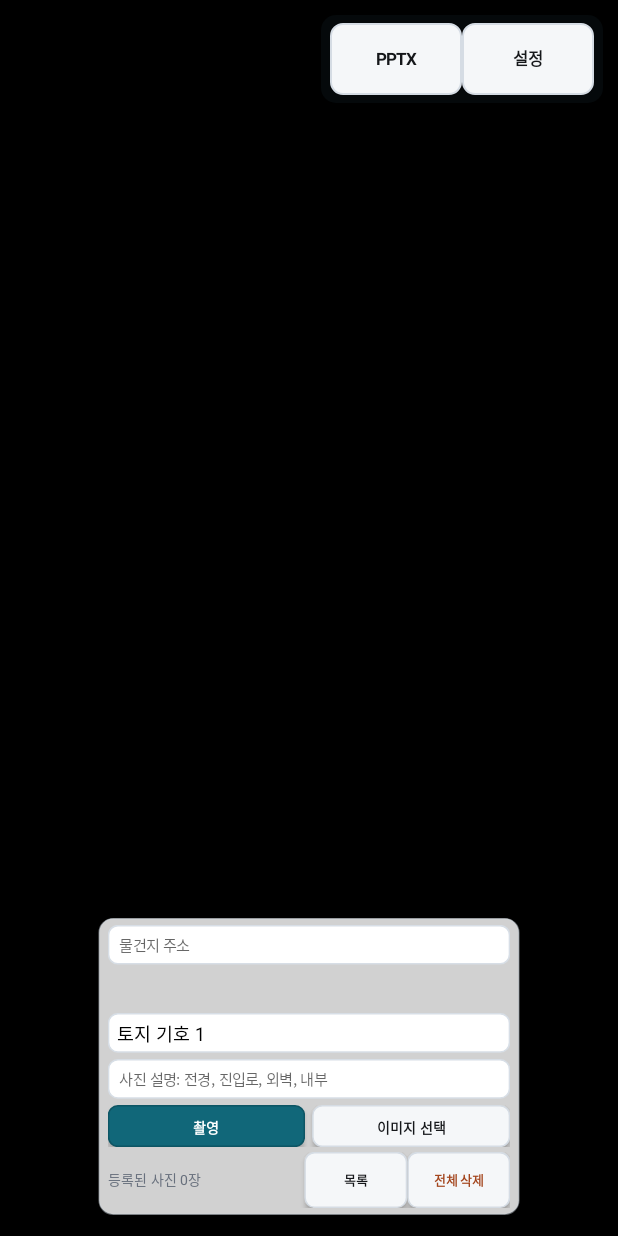
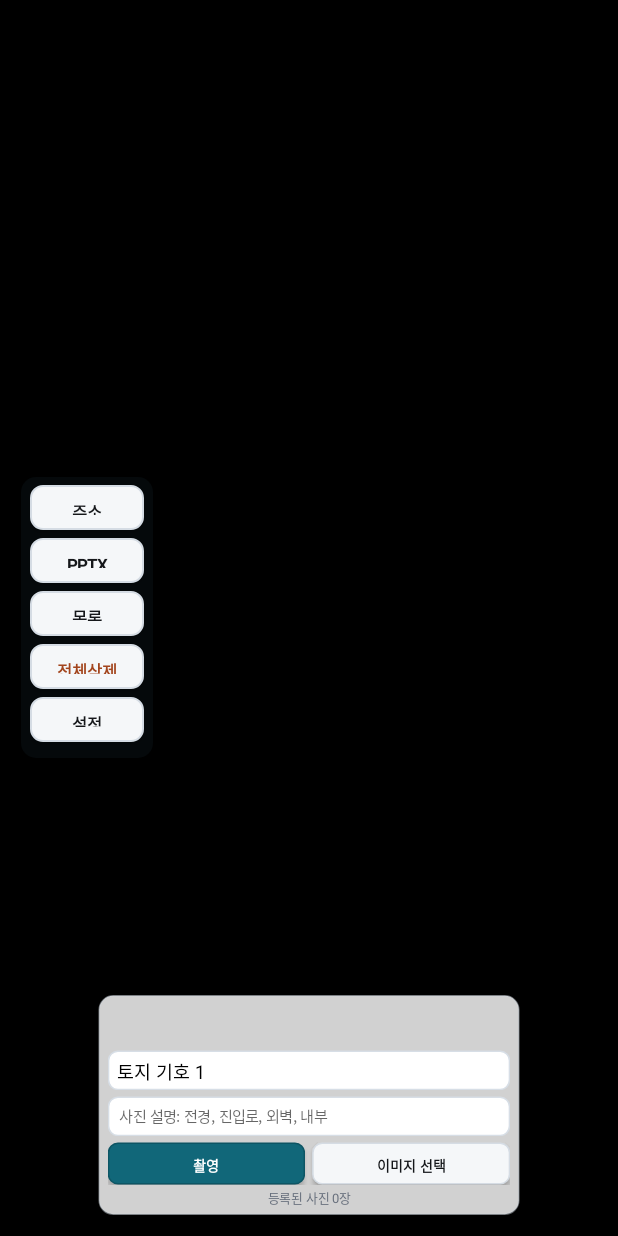
Before and after one commit to haho240414/appraisal-camera, an Android app: the screen it shows after launch (MainActivity), on a phone screen of 412 x 824 dp. Run offline under Robolectric (Android 15) with nearby library versions, the phone set to English and light mode, and no system bars; libraries missing offline, so code that uses them is left out: androidx.camera.core, androidx.camera.lifecycle, androidx.camera.view; pictures from the network do not load; 5 statements that could not run were skipped.

Commit message:
Move utility controls to side toolbar

```diff
--- a/android-app/app/src/main/java/com/codex/appraisalcamera/MainActivity.java
+++ b/android-app/app/src/main/java/com/codex/appraisalcamera/MainActivity.java
@@ -25,8 +25,6 @@ import android.provider.MediaStore;
 import android.print.PrintAttributes;
 import android.print.PrintDocumentAdapter;
 import android.print.PrintManager;
-import android.text.Editable;
-import android.text.TextWatcher;
 import android.view.Gravity;
 import android.view.View;
 import android.view.ViewGroup;
@@ -100,7 +98,6 @@ public class MainActivity extends ComponentActivity {
     private RadioGroup categoryGroup;
     private Spinner symbolSpinner;
     private Spinner buildingSubSpinner;
-    private EditText addressInput;
     private EditText memoInput;
     private PreviewView previewView;
     private ImageCapture imageCapture;
@@ -143,53 +140,41 @@ public class MainActivity extends ComponentActivity {
         overlay.setPadding(dp(10), dp(10), dp(10), dp(10));
         root.addView(overlay, new FrameLayout.LayoutParams(ViewGroup.LayoutParams.MATCH_PARENT, ViewGroup.LayoutParams.MATCH_PARENT));
 
+        boolean portrait = isPortraitLayout();
         LinearLayout header = new LinearLayout(this);
-        header.setOrientation(LinearLayout.HORIZONTAL);
-        header.setGravity(Gravity.RIGHT | Gravity.CENTER_VERTICAL);
+        header.setOrientation(portrait ? LinearLayout.VERTICAL : LinearLayout.HORIZONTAL);
+        header.setGravity(Gravity.CENTER);
         header.setPadding(dp(6), dp(5), dp(6), dp(5));
         header.setBackground(roundedDrawable(Color.argb(166, 9, 14, 18), Color.TRANSPARENT, 0, 10));
 
         statusText = new TextView(this);
         statusText.setVisibility(View.GONE);
 
+        Button addressButton = smallButton("주소");
+        addressButton.setOnClickListener(v -> showAddressDialog());
+        addToolbarButton(header, addressButton, portrait);
+
         Button pptxButton = smallButton("PPTX");
         pptxButton.setOnClickListener(v -> exportPptx());
-        header.addView(pptxButton);
+        addToolbarButton(header, pptxButton, portrait);
+
+        Button listButton = smallButton("목록");
+        listButton.setOnClickListener(v -> showPhotoListDialog());
+        addToolbarButton(header, listButton, portrait);
+
+        Button clearButton = smallButton("전체삭제");
+        clearButton.setTextColor(Color.rgb(163, 69, 29));
+        clearButton.setOnClickListener(v -> confirmClear());
+        addToolbarButton(header, clearButton, portrait);
 
         Button settingsButton = smallButton("설정");
         settingsButton.setOnClickListener(v -> showGuideSettingsDialog());
-        header.addView(settingsButton);
-        FrameLayout.LayoutParams headerParams = new FrameLayout.LayoutParams(ViewGroup.LayoutParams.WRAP_CONTENT, ViewGroup.LayoutParams.WRAP_CONTENT);
-        headerParams.gravity = Gravity.TOP | Gravity.RIGHT;
-        overlay.addView(header, headerParams);
+        addToolbarButton(header, settingsButton, portrait);
+        overlay.addView(header, toolbarLayoutParams(portrait));
 
         controlsPanel = new LinearLayout(this);
         controlsPanel.setOrientation(LinearLayout.VERTICAL);
         controlsPanel.setPadding(dp(8), dp(6), dp(8), dp(6));
-
-        addressInput = new EditText(this);
-        addressInput.setSingleLine(true);
-        addressInput.setHint("물건지 주소");
-        addressInput.setText(propertyAddress);
-        addressInput.setTextSize(13);
-        addressInput.setPadding(dp(10), 0, dp(10), 0);
-        addressInput.setBackground(roundedDrawable(Color.WHITE, Color.rgb(215, 222, 230), 1, 8));
-        addressInput.addTextChangedListener(new TextWatcher() {
-            @Override
-            public void beforeTextChanged(CharSequence s, int start, int count, int after) {
-            }
-
-            @Override
-            public void onTextChanged(CharSequence s, int start, int before, int count) {
-                propertyAddress = s.toString().trim();
-                savePropertyAddress();
-            }
-
-            @Override
-            public void afterTextChanged(Editable s) {
-            }
-        });
-        controlsPanel.addView(addressInput, new LinearLayout.LayoutParams(ViewGroup.LayoutParams.MATCH_PARENT, dp(34)));
 
         categoryGroup = new RadioGroup(this);
         categoryGroup.setOrientation(RadioGroup.HORIZONTAL);
@@ -249,25 +234,13 @@ public class MainActivity extends ComponentActivity {
         buttonRow.addView(pickButton, pickParams);
         controlsPanel.addView(buttonRow);
 
-        LinearLayout outputRow = new LinearLayout(this);
-        outputRow.setOrientation(LinearLayout.HORIZONTAL);
-        outputRow.setGravity(Gravity.CENTER_VERTICAL);
-        outputRow.setPadding(0, dp(4), 0, 0);
-
         countText = new TextView(this);
-        countText.setTextSize(12);
+        countText.setGravity(Gravity.CENTER);
+        countText.setTextSize(11);
         countText.setTextColor(Color.rgb(104, 112, 125));
-        outputRow.addView(countText, new LinearLayout.LayoutParams(0, ViewGroup.LayoutParams.WRAP_CONTENT, 1));
-
-        Button listButton = smallButton("목록");
-        listButton.setOnClickListener(v -> showPhotoListDialog());
-        outputRow.addView(listButton);
-
-        Button clearButton = smallButton("전체 삭제");
-        clearButton.setTextColor(Color.rgb(163, 69, 29));
-        clearButton.setOnClickListener(v -> confirmClear());
-        outputRow.addView(clearButton);
-        controlsPanel.addView(outputRow);
+        LinearLayout.LayoutParams countParams = new LinearLayout.LayoutParams(ViewGroup.LayoutParams.MATCH_PARENT, ViewGroup.LayoutParams.WRAP_CONTENT);
+        countParams.topMargin = dp(3);
+        controlsPanel.addView(countText, countParams);
 
         listContainer = new LinearLayout(this);
         listContainer.setOrientation(LinearLayout.VERTICAL);
@@ -297,6 +270,33 @@ public class MainActivity extends ComponentActivity {
         params.gravity = Gravity.BOTTOM | Gravity.CENTER_HORIZONTAL;
         params.bottomMargin = dp(4);
         return params;
+    }
+
+    private boolean isPortraitLayout() {
+        int width = getResources().getDisplayMetrics().widthPixels;
+        int height = getResources().getDisplayMetrics().heightPixels;
+        return height >= width;
+    }
+
+    private FrameLayout.LayoutParams toolbarLayoutParams(boolean portrait) {
+        FrameLayout.LayoutParams params = new FrameLayout.LayoutParams(ViewGroup.LayoutParams.WRAP_CONTENT, ViewGroup.LayoutParams.WRAP_CONTENT);
+        if (portrait) {
+            params.gravity = Gravity.LEFT | Gravity.CENTER_VERTICAL;
+            params.leftMargin = dp(4);
+        } else {
+            params.gravity = Gravity.TOP | Gravity.RIGHT;
+        }
+        return params;
+    }
+
+    private void addToolbarButton(LinearLayout toolbar, Button button, boolean vertical) {
+        LinearLayout.LayoutParams params = new LinearLayout.LayoutParams(vertical ? dp(76) : ViewGroup.LayoutParams.WRAP_CONTENT, dp(30));
+        if (vertical) {
+            params.bottomMargin = dp(5);
+        } else {
+            params.leftMargin = dp(4);
+        }
+        toolbar.addView(button, params);
     }
 
     private RadioButton categoryRadio(String label, String category, boolean checked) {
@@ -371,6 +371,28 @@ public class MainActivity extends ComponentActivity {
                     8
             ));
         }
+    }
+
+    private void showAddressDialog() {
+        EditText input = new EditText(this);
+        input.setSingleLine(true);
+        input.setHint("물건지 주소");
+        input.setText(propertyAddress);
+        input.setSelectAllOnFocus(false);
+        input.setTextSize(14);
+        input.setPadding(dp(10), 0, dp(10), 0);
+        input.setBackground(roundedDrawable(Color.WHITE, Color.rgb(215, 222, 230), 1, 8));
+
+        new AlertDialog.Builder(this)
+                .setTitle("물건지 주소")
+                .setView(input)
+                .setNegativeButton("취소", null)
+                .setPositiveButton("저장", (dialog, which) -> {
+                    propertyAddress = input.getText().toString().trim();
+                    savePropertyAddress();
+                    Toast.makeText(this, "주소가 저장되었습니다.", Toast.LENGTH_SHORT).show();
+                })
+                .show();
     }
 
     private void showGuideSettingsDialog() {
```
Also changed, not shown: 1 other file.
